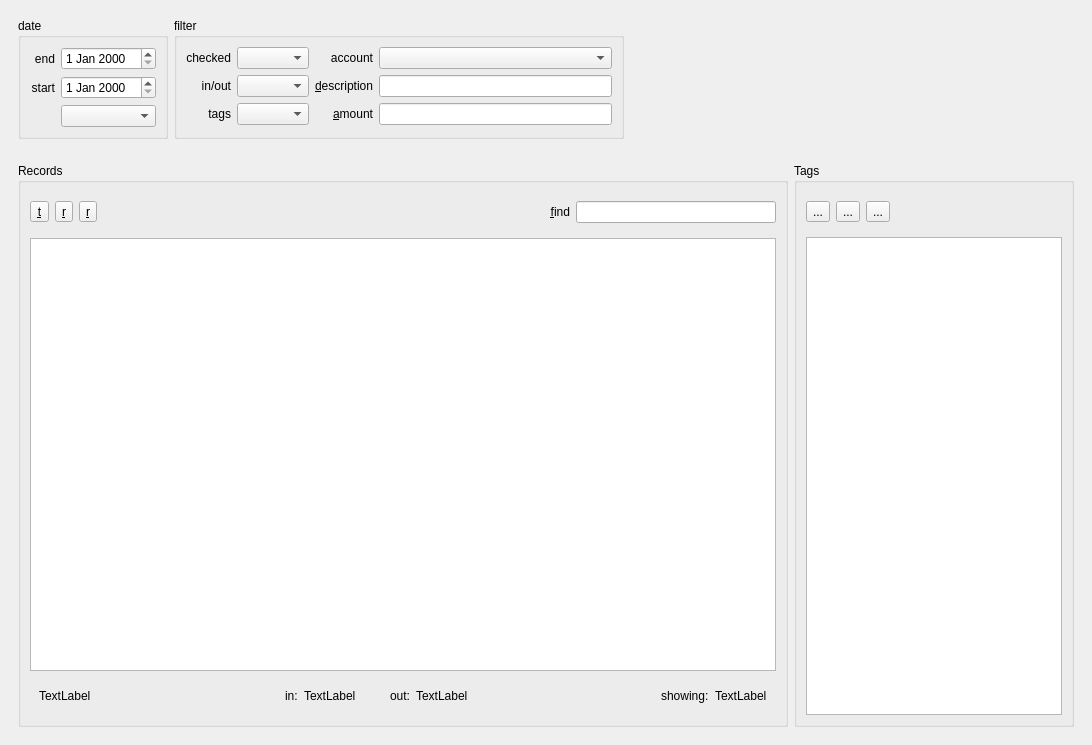
Before: the Qt Designer form ui/pydosh.ui in innerhippy/pydosh, drawn with Qt 5.
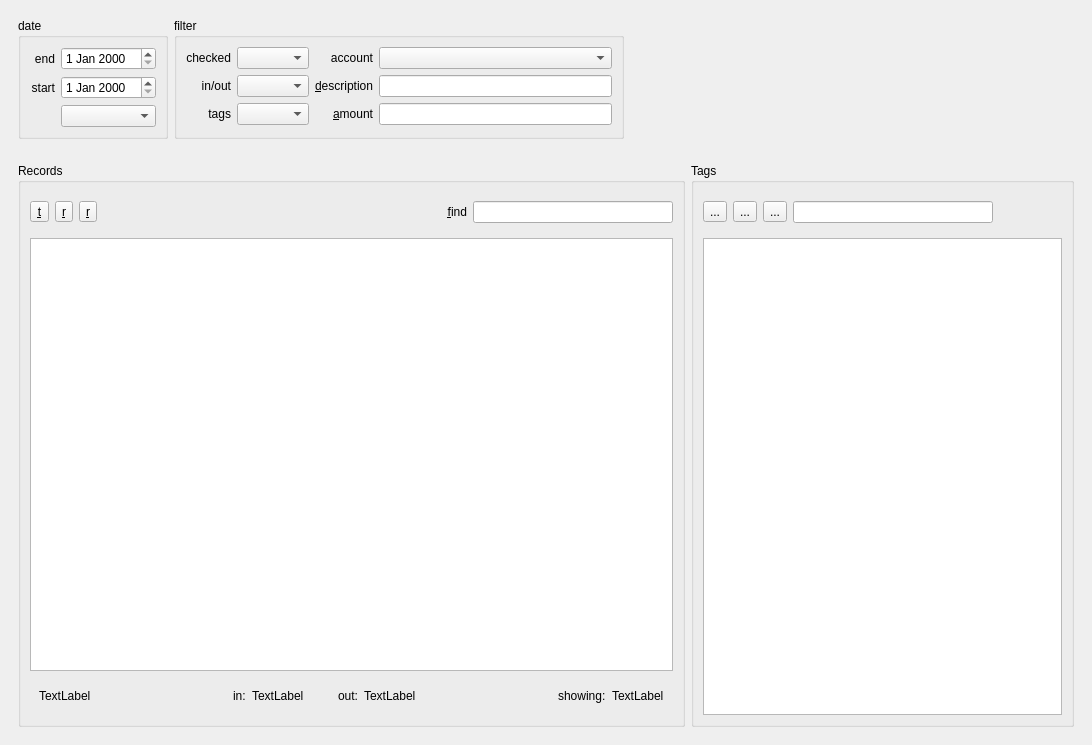
After: the same form once the commit is applied. Icons and pictures are not drawn. Custom widgets are drawn as their Qt base class.

Commit message: Added tag filter

Diff of the .ui file:
```diff
--- a/ui/pydosh.ui
+++ b/ui/pydosh.ui
@@ -561,6 +561,25 @@
                </property>
               </widget>
              </item>
+             <item>
+              <widget class="SearchLineEdit" name="tagFilter">
+               <property name="sizePolicy">
+                <sizepolicy hsizetype="Expanding" vsizetype="Fixed">
+                 <horstretch>0</horstretch>
+                 <verstretch>0</verstretch>
+                </sizepolicy>
+               </property>
+               <property name="minimumSize">
+                <size>
+                 <width>200</width>
+                 <height>0</height>
+                </size>
+               </property>
+               <property name="toolTip">
+                <string>&lt;html&gt;&lt;head/&gt;&lt;body&gt;&lt;p&gt;find records matching description &lt;/p&gt;&lt;/body&gt;&lt;/html&gt;</string>
+               </property>
+              </widget>
+             </item>
              <item>
               <spacer name="horizontalSpacer_5">
                <property name="orientation">
```
The commit also changes 2 other files.
